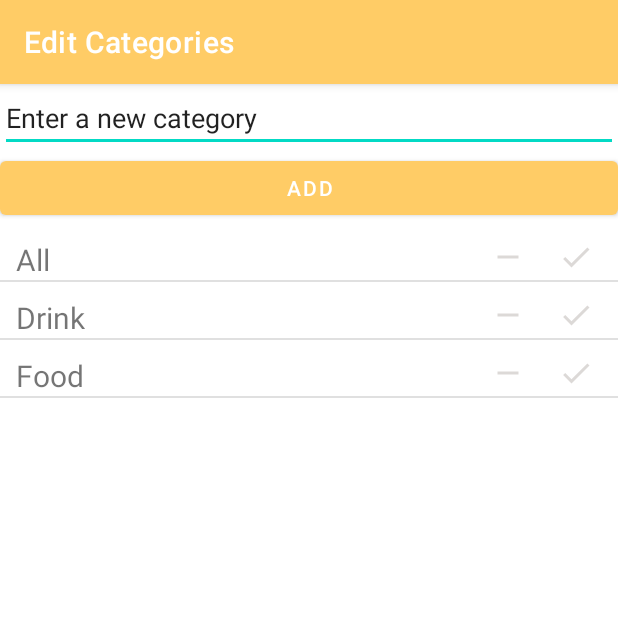
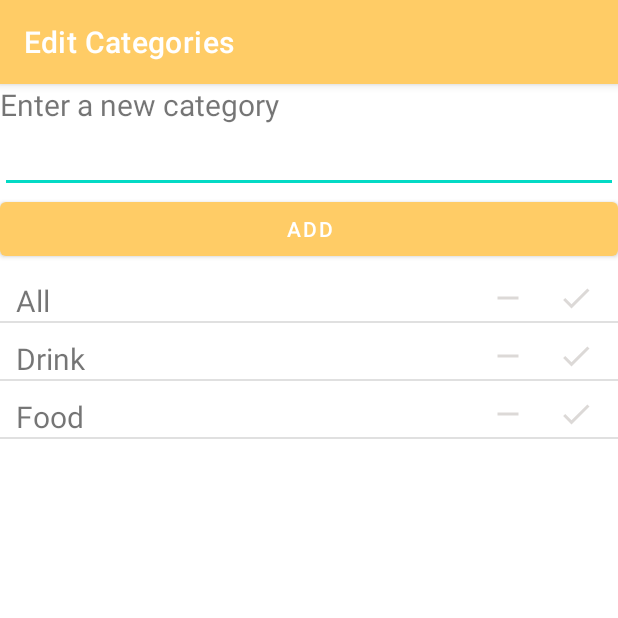
Before and after one commit to madazbereanu/CHS, an Android app: the EditCategoriesActivity screen opened directly, with no data from a screen before it, on a phone screen of 412 x 824 dp, the top half of it. Run offline under Robolectric (Android 15) with nearby library versions, the phone set to English and light mode, and no system bars.

Commit message:
Adding text view with message

```diff
--- a/KeepFresh/app/src/main/res/layout/activity_edit_categories.xml
+++ b/KeepFresh/app/src/main/res/layout/activity_edit_categories.xml
@@ -13,13 +13,20 @@
         tools:layout_editor_absoluteX="25dp"
         tools:layout_editor_absoluteY="24dp">
 
+        <TextView
+            android:id="@+id/add_new_category_message"
+            android:layout_width="match_parent"
+            android:layout_height="wrap_content"
+            android:ems="10"
+            android:textSize="20sp"
+            android:text="Enter a new category" />
+
         <EditText
             android:id="@+id/add_new_categories_field"
             android:layout_width="match_parent"
             android:layout_height="wrap_content"
             android:ems="10"
-            android:inputType="textPersonName"
-            android:text="Enter a new category" />
+            android:inputType="textPersonName"/>
 
         <Button
             android:id="@+id/add_new_category_button"
```
